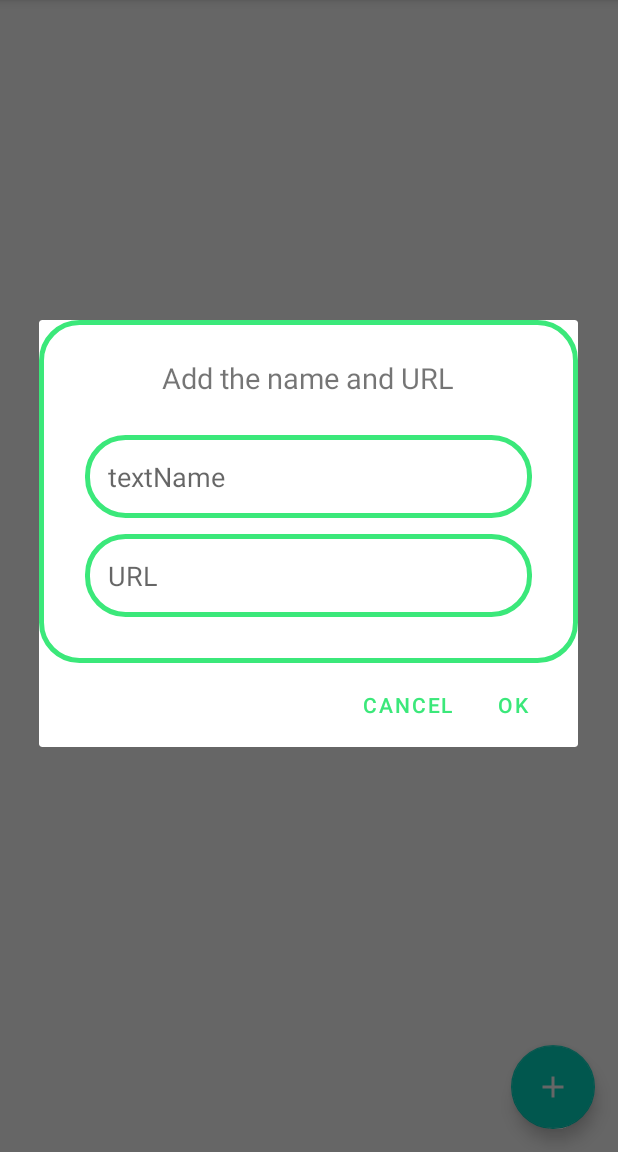
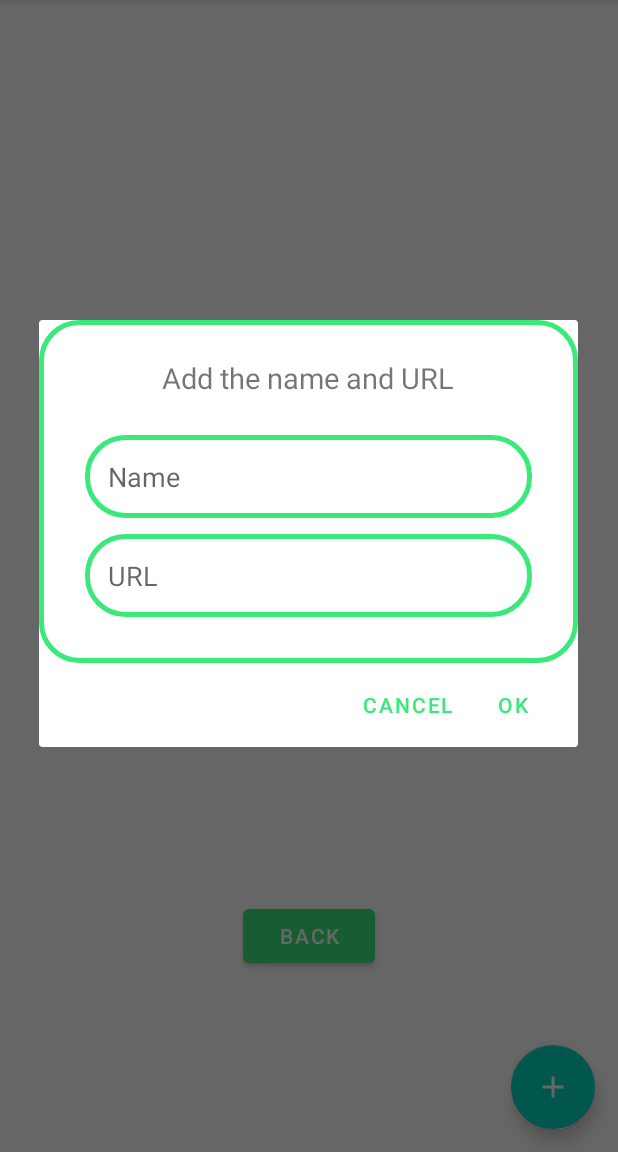
Before and after one commit to snoopppy/A1-First-App, an Android app: the MainActivity4 screen opened directly, with no data from a screen before it, after a tap on an icon or button, on a phone screen of 412 x 824 dp, the part 84-1236 px from its top. Run offline under Robolectric (Android 15) with nearby library versions, the phone set to English and light mode, and no system bars.

Commit message:
complete the process of adding names and URLs

```diff
--- a/app/src/main/AndroidManifest.xml
+++ b/app/src/main/AndroidManifest.xml
@@ -12,6 +12,9 @@
         android:supportsRtl="true"
         android:theme="@style/Theme.NUMAD23Sp_BolangYu"
         tools:targetApi="31">
+        <activity
+            android:name=".MainActivity5"
+            android:exported="false" />
         <activity
             android:name=".MainActivity4"
             android:exported="false" />
--- a/app/src/main/java/edu/northeastern/numad23sp_bolangyu/MainActivity4.kt
+++ b/app/src/main/java/edu/northeastern/numad23sp_bolangyu/MainActivity4.kt
@@ -1,14 +1,20 @@
 package edu.northeastern.numad23sp_bolangyu
 
+import android.content.Intent
+import android.net.Uri
 import androidx.appcompat.app.AppCompatActivity
 import android.os.Bundle
 import android.view.LayoutInflater
+import android.view.View
+import android.widget.Button
 import android.widget.EditText
+import android.widget.TextView
 import android.widget.Toast
 import androidx.appcompat.app.AlertDialog
 import androidx.recyclerview.widget.LinearLayoutManager
 import androidx.recyclerview.widget.RecyclerView
 import com.google.android.material.floatingactionbutton.FloatingActionButton
+import com.google.android.material.snackbar.Snackbar
 import edu.northeastern.numad23sp_bolangyu.model.Userdata
 import edu.northeastern.numad23sp_bolangyu.view.UserAdapter
 
@@ -17,22 +23,42 @@ class MainActivity4 : AppCompatActivity() {
     private lateinit var recv: RecyclerView
     private lateinit var userList:ArrayList<Userdata>
     private lateinit var userAdapter:UserAdapter
+    private lateinit var back: Button
     override fun onCreate(savedInstanceState: Bundle?) {
         super.onCreate(savedInstanceState)
         setContentView(R.layout.activity_main4)
         add =findViewById(R.id.adding)
         recv = findViewById(R.id.recylerview)
+        back = findViewById(R.id.backbutton4)
 
         userList = ArrayList()
 
         userAdapter = UserAdapter(this, userList)
 
         add.setOnClickListener{addInfo()}
+        back.setOnClickListener{
+//            val intent = Intent(this,MainActivity::class.java)
+//            startActivity(intent)
+
+            val open = Intent(Intent.ACTION_VIEW)
+            open.data = Uri.parse("https://www.google.com/")
+            startActivity(open)
+
+        }
 
         recv.layoutManager = LinearLayoutManager(this)
         recv.adapter = userAdapter
+
     }
 
+
+    fun onSNACK(view: View){
+        //Snackbar(view)
+        val snackbar = Snackbar.make(view, "added",
+                Snackbar.LENGTH_LONG).setAction("Action", null)
+
+        snackbar.show()
+    }
     private fun addInfo() {
         val inflater = LayoutInflater.from(this)
         val v = inflater.inflate(R.layout.add_item,null)
--- a/app/src/main/res/layout/activity_main4.xml
+++ b/app/src/main/res/layout/activity_main4.xml
@@ -29,4 +29,15 @@
         android:layout_width="wrap_content"
         android:layout_height="wrap_content"/>
 
+    <Button
+        android:id="@+id/backbutton4"
+        android:layout_width="wrap_content"
+        android:layout_height="wrap_content"
+        android:layout_alignParentBottom="true"
+        android:layout_centerHorizontal="true"
+        android:layout_marginBottom="120dp"
+        android:text="Back"
+        tools:layout_editor_absoluteX="161dp"
+        tools:layout_editor_absoluteY="538dp" />
+
 </RelativeLayout>
--- a/app/src/main/res/layout/add_item.xml
+++ b/app/src/main/res/layout/add_item.xml
@@ -29,7 +29,7 @@
             android:layout_height="wrap_content"/>
         <EditText
             android:id="@+id/userName"
-            android:hint="textName "
+            android:hint="Name "
             android:padding="15dp"
             android:background="@drawable/shape_background"
             android:inputType="textPersonName"
--- a/app/src/main/res/values/strings.xml
+++ b/app/src/main/res/values/strings.xml
@@ -1,3 +1,4 @@
 <resources>
     <string name="app_name">NUMAD23Sp_BolangYu</string>
+
 </resources>
```
Also changed, not shown: app/src/main/java/edu/northeastern/numad23sp_bolangyu/MainActivity5.kt (added, +27 -0 lines), app/src/main/res/layout/list.xml (+4 -3 lines).
